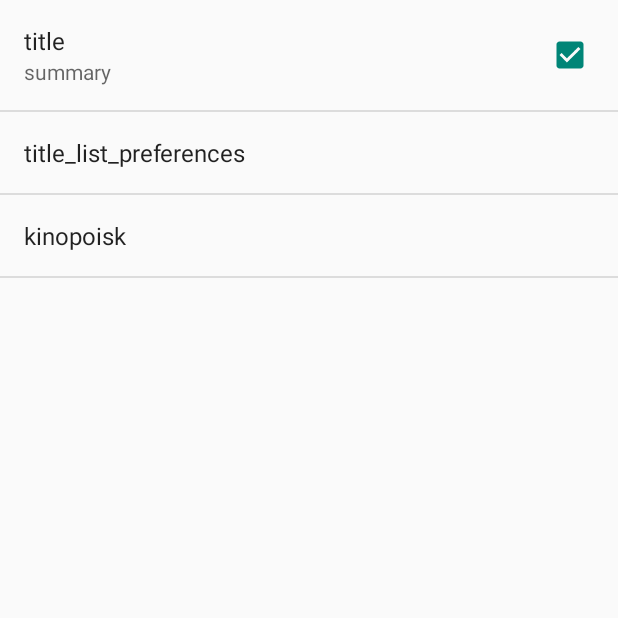
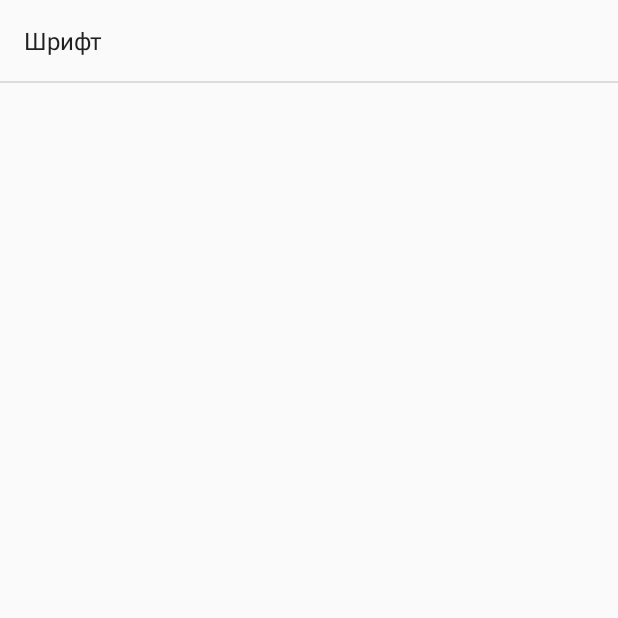
Before and after one commit to otvertka/EmulatorExam, an Android app: the screen it shows after launch (SettingsActivity), in the side drawer, after a tap on "Настройки", on a phone screen of 412 x 824 dp, the top half of it. Run offline under Robolectric (Android 15) with nearby library versions, the phone set to English and light mode, and no system bars.

```diff
--- a/app/src/main/AndroidManifest.xml
+++ b/app/src/main/AndroidManifest.xml
@@ -21,6 +21,7 @@
                 android:name="android.app.searchable"
                 android:resource="@xml/searchable" />
         </activity>
+
         <activity android:name=".AnswerActivity">
             <intent-filter>
                 <action android:name="android.intent.action.MAIN" />
@@ -28,6 +29,7 @@
                 <category android:name="android.intent.category.DEFAULT" />
             </intent-filter>
         </activity>
+
         <activity android:name=".SettingsActivity"/>
     </application>
 
--- a/app/src/main/java/com/example/emulatorexam/MainActivity.java
+++ b/app/src/main/java/com/example/emulatorexam/MainActivity.java
@@ -48,7 +48,6 @@ public class MainActivity extends AppCompatActivity {
 
     public static final String APP_PREFERENCES = "mySettings";
     public static final String APP_PREFERENCES_SIZE = "size";
-    private int mSize;
 
     private Toolbar toolbar;
     private DrawerLayout drawerLayout;
@@ -56,7 +55,6 @@ public class MainActivity extends AppCompatActivity {
 
     private SharedPreferences sPref;
     private SharedPreferences sPrefName;
-    private SharedPreferences mSettings;
 
     String result = "";
 
@@ -66,6 +64,7 @@ public class MainActivity extends AppCompatActivity {
     public boolean choiceQA = false;//если тру, то тогда в строке "result" заложены и ответы и вопросы
     public boolean choiceA = false;
     public boolean choiceQ = false;
+    public boolean save = true; //сохранен ли экзамен
     public String[] questions;
     public String[] answers;
     public ArrayList<String> answerArray = new ArrayList<>();
@@ -80,20 +79,11 @@ public class MainActivity extends AppCompatActivity {
         super.onCreate(savedInstanceState);
         setContentView(LAYOUT);
 
-        mSettings = getSharedPreferences(APP_PREFERENCES, Context.MODE_PRIVATE);
-
         loadNamesExam();
         initToolbar();
         initNavigationView();
         initListView();
-    }
 
-    @Override
-    protected void onPause() {
-        super.onPause();
-        SharedPreferences.Editor editor = mSettings.edit();
-        editor.putInt(APP_PREFERENCES_SIZE, mSize);
-        editor.apply();
     }
 
     private void initToolbar() {
@@ -148,7 +138,7 @@ public class MainActivity extends AppCompatActivity {
                 }
             };
             searchView.setOnQueryTextListener(queryTextListener);
-        }
+        } else  Toast.makeText(this, "Ответ на этот вопрос не добавлен.", Toast.LENGTH_SHORT).show();
         return super.onCreateOptionsMenu(menu);
     }
 
@@ -163,6 +153,7 @@ public class MainActivity extends AppCompatActivity {
                 answerArray.add(k, answers[i]);
                 k++;
             }
+
         }
         listView.setAdapter(new ArrayAdapter<>(this, android.R.layout.simple_list_item_1, outputArrayQuestions));
     }
@@ -192,7 +183,6 @@ public class MainActivity extends AppCompatActivity {
                         @Override
                         public void onClick(DialogInterface dialog, int which) {
                             loadList((examNameList.get(which)));
-                           // Log.d(TAG, "List adapter  " + which);
                         }
                     });
 
@@ -231,7 +221,7 @@ public class MainActivity extends AppCompatActivity {
                                 }
                             });
 
-                            AlertDialog dialog = builderTwo.create();
+                            AlertDialog dialog = builderTwo.create();//проверить для чего это
                             dialog.show();
                             return true;
                         }
@@ -302,14 +292,6 @@ public class MainActivity extends AppCompatActivity {
 
                 Bundle b = new Bundle();
 
-                /*if (answers == null) {
-                    toast();
-                } else if (answers.length > position) {
-                    b.putString("position", answers[position]);
-                    intent.putExtras(b);
-                    startActivity(intent);
-                } else toast();*/ //было раньше со статичным массивом
-
                 if (answerArray == null) {
                     toast();
                 } else if (answerArray.size() > position) {
@@ -351,6 +333,7 @@ public class MainActivity extends AppCompatActivity {
             editor.putString(nameExam, resultTwo);
             editor.apply();
             saveName(nameExam);
+            save = true;
         }
         else if (!choiceA && !choiceQ){
             Toast.makeText(this, "Для сохранения добавьте вопросы и ответы", Toast.LENGTH_SHORT).show();
@@ -415,7 +398,6 @@ public class MainActivity extends AppCompatActivity {
         }
 
         adapter = new ArrayAdapter<>(this, android.R.layout.simple_list_item_1, examNameList);
-
     }
 
     @Override
@@ -460,6 +442,7 @@ public class MainActivity extends AppCompatActivity {
                 }
 */
                 Collections.addAll(answerArray, answers);// стало
+                save = false;
             } else
                 Toast.makeText(this, "Файл с ответами не выбран.", Toast.LENGTH_SHORT).show();
         }
@@ -488,6 +471,7 @@ public class MainActivity extends AppCompatActivity {
                     answerArray.add(togetherString[1]);
                 }
                 listView.setAdapter(new ArrayAdapter<>(this, android.R.layout.simple_list_item_1, questions));
+                save = false;
             } else
                 Toast.makeText(this, "Файл с вопросами и ответами  не выбран.", Toast.LENGTH_SHORT).show();
         }
--- a/app/src/main/java/com/example/emulatorexam/SearchableActivity.java
+++ b/app/src/main/java/com/example/emulatorexam/SearchableActivity.java
@@ -13,8 +13,7 @@ public class SearchableActivity extends ListActivity{
 
         Intent intent = getIntent();
         if(Intent.ACTION_SEARCH.equals(intent.getAction())){
-            String query = intent.getStringExtra(SearchManager.QUERY);
-            //doMySearch(query);
+           intent.getStringExtra(SearchManager.QUERY);
         }
     }
 }
--- a/app/src/main/java/com/example/emulatorexam/SettingsActivity.java
+++ b/app/src/main/java/com/example/emulatorexam/SettingsActivity.java
@@ -11,8 +11,6 @@ import android.widget.NumberPicker;
 
 public class SettingsActivity extends Activity {
 
-
-
     @Override
     public void onCreate(Bundle savedInstanceState) {
         super.onCreate(savedInstanceState);
--- a/app/src/main/res/layout/activity_answer.xml
+++ b/app/src/main/res/layout/activity_answer.xml
@@ -10,6 +10,8 @@
         android:id="@+id/textView"
         android:layout_width="wrap_content"
         android:layout_height="wrap_content"
+        android:typeface="serif"
+        android:layout_margin="@dimen/activity_vertical_margin"
         android:textAppearance="?android:attr/textAppearanceLarge" />
 
 </ScrollView>
--- a/app/src/main/res/layout/activity_setting.xml
+++ b/app/src/main/res/layout/activity_setting.xml
@@ -8,8 +8,6 @@
     android:paddingRight="@dimen/activity_horizontal_margin"
     android:paddingTop="@dimen/activity_vertical_margin"
     tools:context="com.example.emulatorexam.SettingsActivity">
-
-
 
     <NumberPicker
         android:layout_width="wrap_content"
--- a/app/src/main/res/values/strings.xml
+++ b/app/src/main/res/values/strings.xml
@@ -16,6 +16,18 @@
     <string name="search_hint">Поиск вопроса</string>
     <string name="title_activity_settings">Settings</string>
 
+    <string-array name="entries">
+        <item>Маленький</item>
+        <item>Средний</item>
+        <item>Большой</item>
+        <item>Огромный</item>
+    </string-array>
+    <string-array name="entry_values">
+        <item>12</item>
+        <item>24</item>
+        <item>36</item>
+        <item>48</item>
+    </string-array>
     <!-- Strings related to Settings -->
 
     <!-- Example General settings -->
--- a/app/src/main/res/xml/preferences.xml
+++ b/app/src/main/res/xml/preferences.xml
@@ -1,17 +1,21 @@
 <?xml version="1.0" encoding="utf-8"?>
 <PreferenceScreen xmlns:android="http://schemas.android.com/apk/res/android">
-    <CheckBoxPreference
+    <!--<CheckBoxPreference
     android:key="pref_sync"
     android:title="title"
     android:summary="summary"
-    android:defaultValue="true" />
+    android:defaultValue="true" />-->
+
     <ListPreference
-        android:dependency="pref_sync"
-        android:key="pref_syncConnectionType"
-        android:title="title_list_preferences" />
+        android:key="list"
+        android:title="Шрифт"
+        android:entries="@array/entries"
+        android:entryValues="@array/entry_values"
+        />
 
-    <Preference android:title="kinopoisk">
+   <!-- <Preference android:title="kinopoisk">
         <intent android:action="android.intent.action.VIEW"
-            android:data="http://www.kinopoisk.ru/"/>
-    </Preference>
+            android:data="http://www.kinopoisk.ru/"
+            />
+    </Preference>-->
 </PreferenceScreen>
--- a/build.gradle
+++ b/build.gradle
@@ -5,7 +5,7 @@ buildscript {
         jcenter()
     }
     dependencies {
-        classpath 'com.android.tools.build:gradle:2.1.3'
+        classpath 'com.android.tools.build:gradle:2.2.0'
 
         // NOTE: Do not place your application dependencies here; they belong
         // in the individual module build.gradle files
```
Also changed, not shown: app/src/main/java/com/example/emulatorexam/AnswerActivity.java (+21 -2 lines), app/src/main/java/com/example/emulatorexam/DatabaseHelper.java (added, +30 -0 lines).
